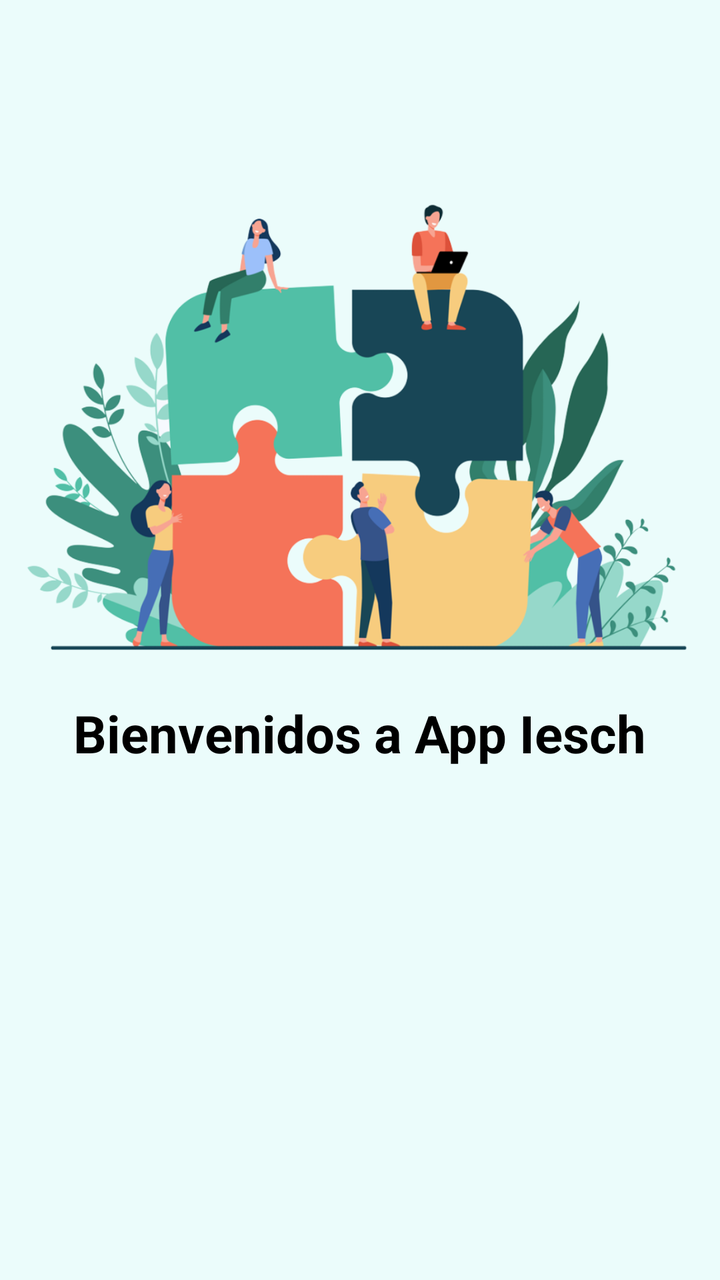
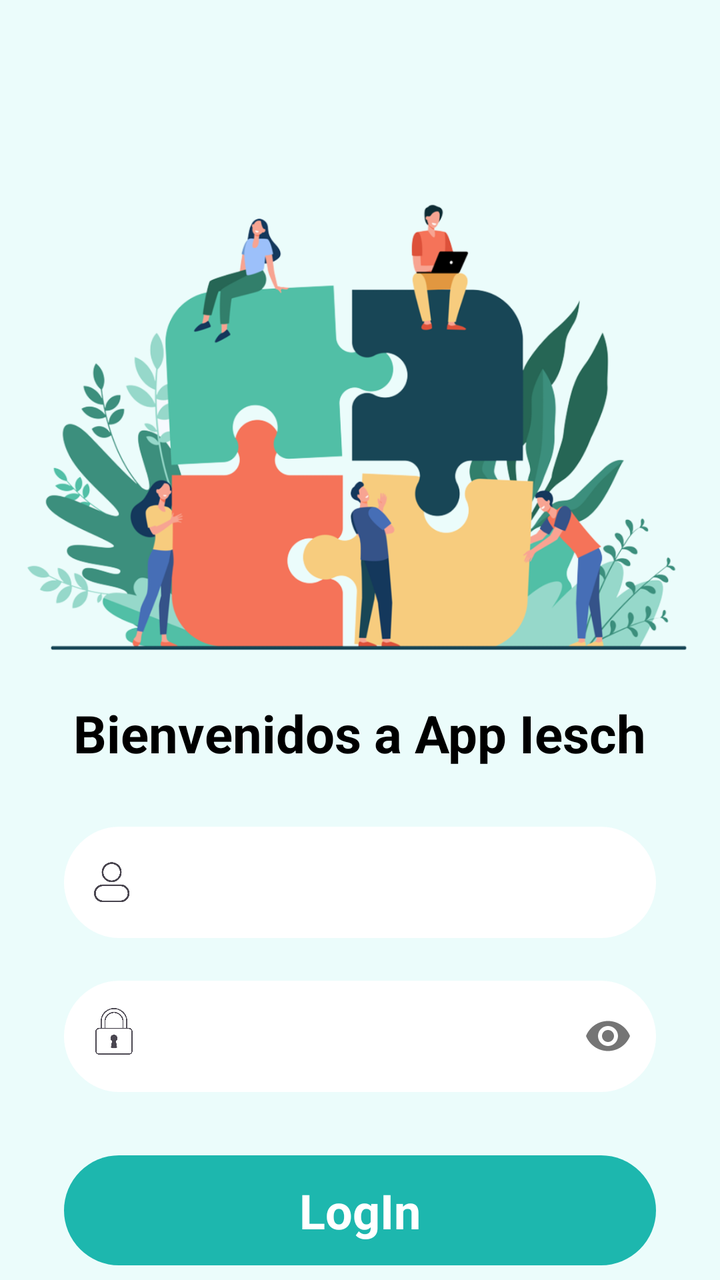

Before-and-after screenshots of an Android layout around one commit, followed by the original layout XML and the change that was made.
<!-- AndroidManifest.xml: application theme Theme.Practica01_Oscar_Ubeda -->
<!-- res/layout/intro_activity.xml -->
<?xml version="1.0" encoding="utf-8"?>
<androidx.constraintlayout.widget.ConstraintLayout xmlns:android="http://schemas.android.com/apk/res/android"
    xmlns:app="http://schemas.android.com/apk/res-auto"
    xmlns:tools="http://schemas.android.com/tools"
    android:layout_width="match_parent"
    android:layout_height="match_parent"
    android:background="#EBFCFB">

    <ImageView
        android:id="@+id/imageView"
        android:layout_width="wrap_content"
        android:layout_height="wrap_content"
        android:layout_marginTop="70dp"
        app:layout_constraintEnd_toEndOf="parent"
        app:layout_constraintStart_toStartOf="parent"
        app:layout_constraintTop_toTopOf="parent"
        app:srcCompat="@drawable/banner_intro" />

    <TextView
        android:id="@+id/textWelcome"
        android:layout_width="wrap_content"
        android:layout_height="wrap_content"
        android:text="Bienvenidos a App Iesch"
        android:textColor="#000000"
        android:textSize="26sp"
        android:textStyle="bold"
        app:layout_constraintEnd_toEndOf="parent"
        app:layout_constraintStart_toStartOf="parent"
        app:layout_constraintTop_toBottomOf="@+id/imageView" />

</androidx.constraintlayout.widget.ConstraintLayout>
<!-- resources referenced by this layout -->
<resources>
  <!-- drawable banner_intro: png bitmap (drawable-hdpi, 92882 bytes) -->
  <style name="Theme.Practica01_Oscar_Ubeda" parent="Base.Theme.Practica01_Oscar_Ubeda" />
  <style name="Base.Theme.Practica01_Oscar_Ubeda" parent="Theme.Material3.DayNight.NoActionBar">
          
          
      </style>
</resources>

<!-- the commit's change to res/layout/intro_activity.xml (unified diff, before → after) -->
@@ -28,4 +28,77 @@
         app:layout_constraintStart_toStartOf="parent"
         app:layout_constraintTop_toBottomOf="@+id/imageView" />
 
+    <com.google.android.material.textfield.TextInputLayout
+        android:id="@+id/inputLayoutEmail"
+        android:layout_width="match_parent"
+        android:layout_height="wrap_content"
+        android:layout_marginStart="32dp"
+        android:layout_marginTop="24dp"
+        android:layout_marginEnd="32dp"
+        app:startIconDrawable="@drawable/small_profile_picture"
+        android:adjustViewBounds="true"
+        app:placeholderText="Login"
+        app:layout_constraintEnd_toEndOf="parent"
+        app:layout_constraintStart_toStartOf="parent"
+        app:layout_constraintTop_toBottomOf="@+id/textWelcome">
+
+        <com.google.android.material.textfield.TextInputEditText
+            android:id="@+id/editTextEmail"
+            android:layout_width="match_parent"
+            android:layout_height="wrap_content"
+            android:background="@drawable/white_login_parameter"
+            android:inputType="textEmailAddress"
+            android:textColor="#000000" />
+    </com.google.android.material.textfield.TextInputLayout>
+
+    <com.google.android.material.textfield.TextInputLayout
+        android:id="@+id/inputLayoutPassword"
+        android:layout_width="match_parent"
+        android:layout_height="wrap_content"
+        android:layout_marginStart="32dp"
+        android:layout_marginTop="16dp"
+        android:layout_marginEnd="32dp"
+        app:passwordToggleEnabled="true"
+        app:startIconDrawable="@drawable/small_lock_picture"
+        app:placeholderText="Contraseña"
+        app:layout_constraintEnd_toEndOf="parent"
+        app:layout_constraintStart_toStartOf="parent"
+        app:layout_constraintTop_toBottomOf="@+id/inputLayoutEmail">
+
+        <com.google.android.material.textfield.TextInputEditText
+            android:id="@+id/editTextPassword"
+            android:layout_width="match_parent"
+            android:layout_height="wrap_content"
+            android:background="@drawable/white_login_parameter"
+            android:inputType="textPassword"
+            android:textColor="#000000" />
+    </com.google.android.material.textfield.TextInputLayout>
+
+    <androidx.constraintlayout.widget.ConstraintLayout
+        android:id="@+id/constraintLayout2"
+        android:layout_width="match_parent"
+        android:layout_height="55dp"
+        android:layout_marginStart="32dp"
+        android:layout_marginTop="24dp"
+        android:layout_marginEnd="32dp"
+        android:background="@drawable/button_background_green1"
+        app:layout_constraintBottom_toBottomOf="parent"
+        app:layout_constraintEnd_toEndOf="parent"
+        app:layout_constraintStart_toStartOf="parent"
+        app:layout_constraintTop_toBottomOf="@+id/inputLayoutPassword">
+
+        <TextView
+            android:id="@+id/textView"
+            android:layout_width="wrap_content"
+            android:layout_height="wrap_content"
+            android:text="LogIn"
+            android:textColor="#ffffff"
+            android:textSize="24sp"
+            android:textStyle="bold"
+            app:layout_constraintBottom_toBottomOf="parent"
+            app:layout_constraintEnd_toEndOf="parent"
+            app:layout_constraintStart_toStartOf="parent"
+            app:layout_constraintTop_toTopOf="parent" />
+    </androidx.constraintlayout.widget.ConstraintLayout>
+
 </androidx.constraintlayout.widget.ConstraintLayout>
<!-- resource entries referenced after the edit -->
@@ -1,7 +1,43 @@
 <!-- resources referenced by this layout -->
 <resources>
   <!-- drawable banner_intro: png bitmap (drawable-hdpi, 92882 bytes) -->
+  <!-- drawable button_background_green1 (drawable) -->
+  <?xml version="1.0" encoding="utf-8"?>
+  <selector xmlns:android="http://schemas.android.com/apk/res/android">
+  <item>
+      <shape android:shape="rectangle">
+          <corners android:radius="50dp"/>
+          <solid android:color="#1db7ae"/>
+      </shape>
+  </item>
+  </selector>
+  <!-- drawable small_lock_picture (drawable) -->
+  <layer-list xmlns:android="http://schemas.android.com/apk/res/android">
+      <item
+          android:drawable="@drawable/candado"
+          android:width="50dp"
+          android:height="50dp" />
+  </layer-list>
+  <!-- drawable small_profile_picture (drawable) -->
+  <layer-list xmlns:android="http://schemas.android.com/apk/res/android">
+  <item
+      android:drawable="@drawable/perfil"
+      android:width="30dp"
+      android:height="30dp" />
+  </layer-list>
+  <!-- drawable white_login_parameter (drawable) -->
+  <?xml version="1.0" encoding="utf-8"?>
+  <selector xmlns:android="http://schemas.android.com/apk/res/android">
+      <item>
+          <shape android:shape="rectangle">
+              <corners android:radius="50dp"/>
+              <solid android:color="#ffffff"/>
+          </shape>
+      </item>
+  </selector>
   <style name="Theme.Practica01_Oscar_Ubeda" parent="Base.Theme.Practica01_Oscar_Ubeda" />
+  <!-- drawable candado: jpg bitmap (drawable, 99399 bytes) -->
+  <!-- drawable perfil: png bitmap (drawable, 11602 bytes) -->
   <style name="Base.Theme.Practica01_Oscar_Ubeda" parent="Theme.Material3.DayNight.NoActionBar">
           
           
